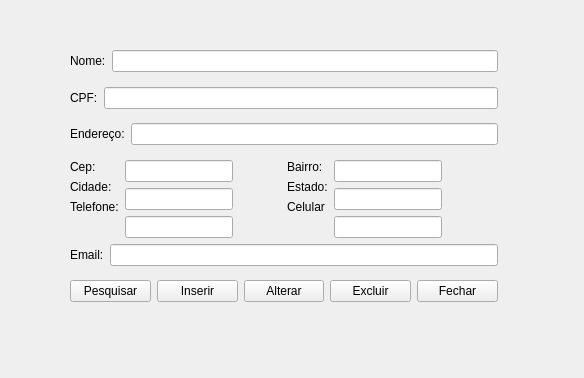
This is erp-projeto/clientewindow.ui in jaques-lo/erp-projeto as Qt 5 draws it before an edit. The edited form follows.
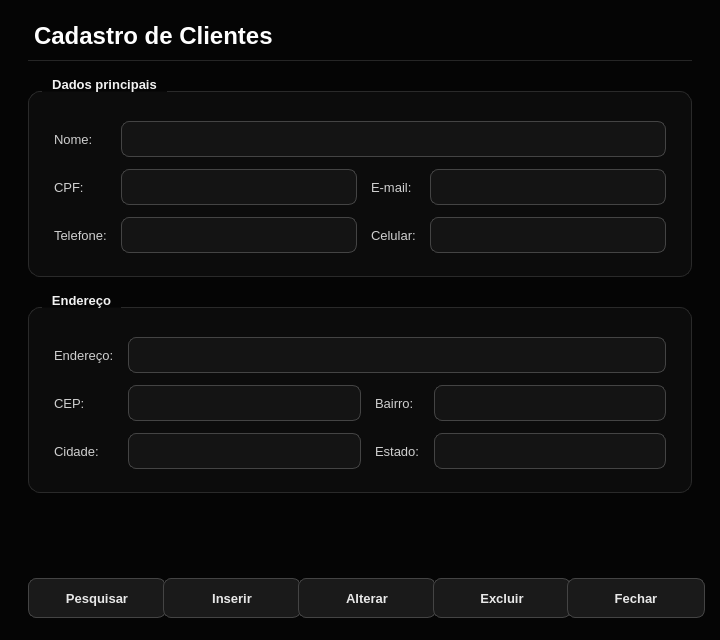
This is the edited form.

Commit message:
Atualiza fontes do projeto ERP (telas e login, Tela de Sobra) e adiciona logoBG
Arquivos de importância para alterar e rodar na máquina: código (cpp/h/pro), telas (ui), recursos (qrc) e imagem da logoBG.

Diff of the .ui file:
```diff
--- a/erp-projeto/clientewindow.ui
+++ b/erp-projeto/clientewindow.ui
@@ -6,223 +6,985 @@
    <rect>
     <x>0</x>
     <y>0</y>
-    <width>584</width>
-    <height>378</height>
+    <width>720</width>
+    <height>640</height>
    </rect>
   </property>
+  <property name="minimumSize">
+   <size>
+    <width>576</width>
+    <height>512</height>
+   </size>
+  </property>
   <property name="windowTitle">
    <string>Form</string>
   </property>
-  <widget class="QWidget" name="layoutWidget">
-   <property name="geometry">
-    <rect>
-     <x>70</x>
-     <y>50</y>
-     <width>428</width>
-     <height>252</height>
-    </rect>
+  <property name="palette">
+   <palette>
+    <active>
+     <colorrole role="WindowText">
+      <brush brushstyle="SolidPattern">
+       <color alpha="255">
+        <red>232</red>
+        <green>232</green>
+        <blue>232</blue>
+       </color>
+      </brush>
+     </colorrole>
+     <colorrole role="Button">
+      <brush brushstyle="SolidPattern">
+       <color alpha="255">
+        <red>26</red>
+        <green>26</green>
+        <blue>26</blue>
+       </color>
+      </brush>
+     </colorrole>
+     <colorrole role="Text">
+      <brush brushstyle="SolidPattern">
+       <color alpha="255">
+        <red>245</red>
+        <green>245</green>
+        <blue>245</blue>
+       </color>
+      </brush>
+     </colorrole>
+     <colorrole role="ButtonText">
+      <brush brushstyle="SolidPattern">
+       <color alpha="255">
+        <red>232</red>
+        <green>232</green>
+        <blue>232</blue>
+       </color>
+      </brush>
+     </colorrole>
+     <colorrole role="Base">
+      <brush brushstyle="SolidPattern">
+       <color alpha="255">
+        <red>20</red>
+        <green>20</green>
+        <blue>20</blue>
+       </color>
+      </brush>
+     </colorrole>
+     <colorrole role="AlternateBase">
+      <brush brushstyle="SolidPattern">
+       <color alpha="255">
+        <red>19</red>
+        <green>19</green>
+        <blue>19</blue>
+       </color>
+      </brush>
+     </colorrole>
+     <colorrole role="Window">
+      <brush brushstyle="SolidPattern">
+       <color alpha="255">
+        <red>5</red>
+        <green>5</green>
+        <blue>5</blue>
+       </color>
+      </brush>
+     </colorrole>
+     <colorrole role="Highlight">
+      <brush brushstyle="SolidPattern">
+       <color alpha="255">
+        <red>119</red>
+        <green>119</green>
+        <blue>119</blue>
+       </color>
+      </brush>
+     </colorrole>
+     <colorrole role="HighlightedText">
+      <brush brushstyle="SolidPattern">
+       <color alpha="255">
+        <red>255</red>
+        <green>255</green>
+        <blue>255</blue>
+       </color>
+      </brush>
+     </colorrole>
+     <colorrole role="PlaceholderText">
+      <brush brushstyle="SolidPattern">
+       <color alpha="255">
+        <red>119</red>
+        <green>119</green>
+        <blue>119</blue>
+       </color>
+      </brush>
+     </colorrole>
+    </active>
+    <inactive>
+     <colorrole role="WindowText">
+      <brush brushstyle="SolidPattern">
+       <color alpha="255">
+        <red>232</red>
+        <green>232</green>
+        <blue>232</blue>
+       </color>
+      </brush>
+     </colorrole>
+     <colorrole role="Button">
+      <brush brushstyle="SolidPattern">
+       <color alpha="255">
+        <red>26</red>
+        <green>26</green>
+        <blue>26</blue>
+       </color>
+      </brush>
+     </colorrole>
+     <colorrole role="Text">
+      <brush brushstyle="SolidPattern">
+       <color alpha="255">
+        <red>245</red>
+        <green>245</green>
+        <blue>245</blue>
+       </color>
+      </brush>
+     </colorrole>
+     <colorrole role="ButtonText">
+      <brush brushstyle="SolidPattern">
+       <color alpha="255">
+        <red>232</red>
+        <green>232</green>
+        <blue>232</blue>
+       </color>
+      </brush>
+     </colorrole>
+     <colorrole role="Base">
+      <brush brushstyle="SolidPattern">
+       <color alpha="255">
+        <red>20</red>
+        <green>20</green>
+        <blue>20</blue>
+       </color>
+      </brush>
+     </colorrole>
+     <colorrole role="AlternateBase">
+      <brush brushstyle="SolidPattern">
+       <color alpha="255">
+        <red>19</red>
+        <green>19</green>
+        <blue>19</blue>
+       </color>
+      </brush>
+     </colorrole>
+     <colorrole role="Window">
+      <brush brushstyle="SolidPattern">
+       <color alpha="255">
+        <red>5</red>
+        <green>5</green>
+        <blue>5</blue>
+       </color>
+      </brush>
+     </colorrole>
+     <colorrole role="Highlight">
+      <brush brushstyle="SolidPattern">
+       <color alpha="255">
+        <red>119</red>
+        <green>119</green>
+        <blue>119</blue>
+       </color>
+      </brush>
+     </colorrole>
+     <colorrole role="HighlightedText">
+      <brush brushstyle="SolidPattern">
+       <color alpha="255">
+        <red>255</red>
+        <green>255</green>
+        <blue>255</blue>
+       </color>
+      </brush>
+     </colorrole>
+     <colorrole role="PlaceholderText">
+      <brush brushstyle="SolidPattern">
+       <color alpha="255">
+        <red>119</red>
+        <green>119</green>
+        <blue>119</blue>
+       </color>
+      </brush>
+     </colorrole>
+    </inactive>
+    <disabled>
+     <colorrole role="WindowText">
+      <brush brushstyle="SolidPattern">
+       <color alpha="255">
+        <red>102</red>
+        <green>102</green>
+        <blue>102</blue>
+       </color>
+      </brush>
+     </colorrole>
+     <colorrole role="Button">
+      <brush brushstyle="SolidPattern">
+       <color alpha="255">
+        <red>26</red>
+        <green>26</green>
+        <blue>26</blue>
+       </color>
+      </brush>
+     </colorrole>
+     <colorrole role="Text">
+      <brush brushstyle="SolidPattern">
+       <color alpha="255">
+        <red>102</red>
+        <green>102</green>
+        <blue>102</blue>
+       </color>
+      </brush>
+     </colorrole>
+     <colorrole role="ButtonText">
+      <brush brushstyle="SolidPattern">
+       <color alpha="255">
+        <red>102</red>
+        <green>102</green>
+        <blue>102</blue>
+       </color>
+      </brush>
+     </colorrole>
+     <colorrole role="Base">
+      <brush brushstyle="SolidPattern">
+       <color alpha="255">
+        <red>20</red>
+        <green>20</green>
+        <blue>20</blue>
+       </color>
+      </brush>
+     </colorrole>
+     <colorrole role="AlternateBase">
+      <brush brushstyle="SolidPattern">
+       <color alpha="255">
+        <red>19</red>
+        <green>19</green>
+        <blue>19</blue>
+       </color>
+      </brush>
+     </colorrole>
+     <colorrole role="Window">
+      <brush brushstyle="SolidPattern">
+       <color alpha="255">
+        <red>5</red>
+        <green>5</green>
+        <blue>5</blue>
+       </color>
+      </brush>
+     </colorrole>
+     <colorrole role="Highlight">
+      <brush brushstyle="SolidPattern">
+       <color alpha="255">
+        <red>119</red>
+        <green>119</green>
+        <blue>119</blue>
+       </color>
+      </brush>
+     </colorrole>
+     <colorrole role="HighlightedText">
+      <brush brushstyle="SolidPattern">
+       <color alpha="255">
+        <red>255</red>
+        <green>255</green>
+        <blue>255</blue>
+       </color>
+      </brush>
+     </colorrole>
+     <colorrole role="PlaceholderText">
+      <brush brushstyle="SolidPattern">
+       <color alpha="255">
+        <red>119</red>
+        <green>119</green>
+        <blue>119</blue>
+       </color>
+      </brush>
+     </colorrole>
+    </disabled>
+   </palette>
+  </property>
+  <property name="styleSheet">
+   <string notr="true">#ClienteWindow {
+    background-color: #050505;
+}
+
+QWidget {
+    font-family: "Segoe UI", "DejaVu Sans", "Noto Sans", sans-serif;
+    font-size: 10pt;
+}
+
+/* ---------- Textos ---------- */
+QLabel {
+    color: #cfcfcf;
+    background: transparent;
+    font-weight: normal;
+}
+
+QLabel#lblTitulo {
+    color: #ffffff;
+    font-size: 18pt;
+    font-weight: bold;
+    padding-bottom: 10px;
+    border-bottom: 1px solid #262626;
+}
+
+QLabel[role="section"] {
+    color: #ffffff;
+    font-size: 11pt;
+    font-weight: bold;
+}
+
+QLabel[role="hint"] {
+    color: #777777;
+    font-size: 9pt;
+}
+
+QLabel[role="value"] {
+    color: #ffffff;
+    font-weight: bold;
+}
+
+QToolTip {
+    background-color: #1a1a1a;
+    color: #f5f5f5;
+    border: 1px solid #444444;
+    padding: 4px 8px;
+}
+
+/* ---------- Cartões / grupos ---------- */
+QGroupBox {
+    background-color: #0c0c0c;
+    border: 1px solid #2a2a2a;
+    border-radius: 12px;
+    margin-top: 14px;
+    padding: 20px 16px 14px 16px;
+    color: #f2f2f2;
+    font-weight: bold;
+}
+
+QGroupBox::title {
+    subcontrol-origin: margin;
+    subcontrol-position: top left;
+    left: 14px;
+    padding: 0 8px;
+    color: #f2f2f2;
+}
+
+QFrame[variant="card"] {
+    background-color: #0c0c0c;
+    border: 1px solid #2a2a2a;
+    border-radius: 12px;
+}
+
+QFrame#lineSep {
+    background-color: #2a2a2a;
+    border: none;
+}
+
+/* ---------- Campos de entrada ---------- */
+QLineEdit,
+QComboBox,
+QAbstractSpinBox,
+QDateEdit,
+QDateTimeEdit {
+    background-color: #141414;
+    color: #f5f5f5;
+    border: 1px solid #444444;
+    border-radius: 8px;
+    padding: 6px 10px;
+    min-height: 22px;
+    selection-background-color: #777777;
+    selection-color: #ffffff;
+    font-weight: normal;
+}
+
+QLineEdit:hover,
+QComboBox:hover,
+QAbstractSpinBox:hover,
+QDateEdit:hover,
+QDateTimeEdit:hover {
+    border: 1px solid #666666;
+}
+
+QLineEdit:focus,
+QComboBox:focus,
+QAbstractSpinBox:focus,
+QDateEdit:focus,
+QDateTimeEdit:focus {
+    border: 1px solid #d8d8d8;
+    background-color: #181818;
+}
+
+QLineEdit:read-only,
+QAbstractSpinBox:read-only {
+    color: #bdbdbd;
+}
+
+QLineEdit:disabled,
+QComboBox:disabled,
+QAbstractSpinBox:disabled,
+QDateEdit:disabled,
+QDateTimeEdit:disabled {
+    background-color: #0e0e0e;
+    color: #666666;
+    border: 1px solid #2a2a2a;
+}
+
+/* Campo de total (somente leitura, em destaque) */
+QDoubleSpinBox[variant="total"] {
+    font-size: 20pt;
+    font-weight: bold;
+    color: #ffffff;
+    background-color: #0a0a0a;
+    border: 1px solid #333333;
+    padding: 8px 14px;
+    min-height: 36px;
+}
+
+/* ---------- ComboBox / Data ---------- */
+QComboBox {
+    padding-right: 30px;
+}
+
+QComboBox::drop-down,
+QDateEdit::drop-down,
+QDateTimeEdit::drop-down {
+    subcontrol-origin: padding;
+    subcontrol-position: center right;
+    width: 28px;
+    border: none;
+    background: transparent;
+}
+
+QComboBox::down-arrow,
+QDateEdit::down-arrow,
+QDateTimeEdit::down-arrow {
+    image: none;
+    width: 0px;
+    height: 0px;
+    border-left: 5px solid transparent;
+    border-right: 5px solid transparent;
+    border-top: 6px solid #bdbdbd;
+    margin-right: 8px;
+}
+
+QComboBox QAbstractItemView {
+    background-color: #141414;
+    color: #f5f5f5;
+    border: 1px solid #444444;
+    selection-background-color: #2e2e2e;
+    selection-color: #ffffff;
+    outline: 0;
+}
+
+/* ---------- SpinBox com botões ---------- */
+QSpinBox {
+    padding-right: 26px;
+}
+
+QSpinBox::up-button {
+    subcontrol-origin: border;
+    subcontrol-position: top right;
+    width: 22px;
+    border: none;
+    background: transparent;
+}
+
+QSpinBox::down-button {
+    subcontrol-origin: border;
+    subcontrol-position: bottom right;
+    width: 22px;
+    border: none;
+    background: transparent;
+}
+
+QSpinBox::up-arrow {
+    image: none;
+    width: 0px;
+    height: 0px;
+    border-left: 4px solid transparent;
+    border-right: 4px solid transparent;
+    border-bottom: 5px solid #bdbdbd;
+}
+
+QSpinBox::down-arrow {
+    image: none;
+    width: 0px;
+    height: 0px;
+    border-left: 4px solid transparent;
+    border-right: 4px solid transparent;
+    border-top: 5px solid #bdbdbd;
+}
+
+/* ---------- Calendário (popup do QDateEdit) ---------- */
+QCalendarWidget QWidget {
+    background-color: #141414;
+    color: #f5f5f5;
+}
+
+QCalendarWidget QToolButton {
+    background-color: transparent;
+    color: #f5f5f5;
+    border: none;
+    padding: 4px 8px;
+}
+
+QCalendarWidget QAbstractItemView:enabled {
+    background-color: #0d0d0d;
+    color: #f5f5f5;
+    selection-background-color: #f2f2f2;
+    selection-color: #080808;
+}
+
+QCalendarWidget QAbstractItemView:disabled {
+    color: #555555;
+}
+
+/* ---------- CheckBox ---------- */
+QCheckBox {
+    color: #e8e8e8;
+    background: transparent;
+    spacing: 10px;
+    font-weight: normal;
+}
+
+QCheckBox::indicator {
+    width: 18px;
+    height: 18px;
+    border: 1px solid #555555;
+    border-radius: 5px;
+    background-color: #141414;
+}
+
+QCheckBox::indicator:hover {
+    border: 1px solid #999999;
+}
+
+QCheckBox::indicator:checked {
+    background-color: #f2f2f2;
+    border: 1px solid #f2f2f2;
+}
+
+/* ---------- Botões ---------- */
+QPushButton {
+    background-color: #1a1a1a;
+    color: #e8e8e8;
+    border: 1px solid #444444;
+    border-radius: 8px;
+    padding: 8px 22px;
+    min-height: 22px;
+    min-width: 92px;
+    font-weight: bold;
+}
+
+QPushButton:hover {
+    background-color: #262626;
+    border: 1px solid #666666;
+    color: #ffffff;
+}
+
+QPushButton:pressed {
+    background-color: #333333;
+}
+
+QPushButton:disabled {
+    background-color: #111111;
+    color: #555555;
+    border: 1px solid #2a2a2a;
+}
+
+QPushButton[variant="primary"] {
+    background-color: #f2f2f2;
+    color: #080808;
+    border: 1px solid #f2f2f2;
+}
+
+QPushButton[variant="primary"]:hover {
+    background-color: #d2d2d2;
+    border: 1px solid #d2d2d2;
+    color: #080808;
+}
+
+QPushButton[variant="primary"]:pressed {
+    background-color: #aaaaaa;
+    border: 1px solid #aaaaaa;
+}
+
+QPushButton[variant="danger"] {
+    background-color: transparent;
+    color: #ff9494;
+    border: 1px solid #6b2f2f;
+}
+
+QPushButton[variant="danger"]:hover {
+    background-color: #2a1212;
+    color: #ffb4b4;
+    border: 1px solid #a04444;
+}
+
+QPushButton[variant="danger"]:pressed {
+    background-color: #3a1818;
+}
+
+QPushButton[variant="ghost"] {
+    background-color: transparent;
+    color: #bdbdbd;
+    border: 1px solid #333333;
+}
+
+QPushButton[variant="ghost"]:hover {
+    background-color: #1a1a1a;
+    color: #ffffff;
+    border: 1px solid #666666;
+}
+
+/* ---------- Tabelas ---------- */
+QTableWidget,
+QTableView {
+    background-color: #0d0d0d;
+    alternate-background-color: #131313;
+    color: #e8e8e8;
+    gridline-color: #232323;
+    border: 1px solid #2a2a2a;
+    border-radius: 10px;
+    selection-background-color: #2f2f2f;
+    selection-color: #ffffff;
+    outline: 0;
+}
+
+QTableWidget::item,
+QTableView::item {
+    padding: 4px 8px;
+    border: none;
+}
+
+QHeaderView {
+    background-color: transparent;
+}
+
+QHeaderView::section {
+    background-color: #1a1a1a;
+    color: #bdbdbd;
+    padding: 9px 10px;
+    border: none;
+    border-right: 1px solid #2a2a2a;
+    border-bottom: 1px solid #333333;
+    font-weight: bold;
+}
+
+QTableCornerButton::section {
+    background-color: #1a1a1a;
+    border: none;
+}
+
+/* ---------- Barras de rolagem ---------- */
+QScrollBar:vertical {
+    background: transparent;
+    width: 10px;
+    margin: 2px;
+}
+
+QScrollBar::handle:vertical {
+    background: #3a3a3a;
+    border-radius: 3px;
+    min-height: 28px;
+}
+
+QScrollBar::handle:vertical:hover {
+    background: #5a5a5a;
+}
+
+QScrollBar:horizontal {
+    background: transparent;
+    height: 10px;
+    margin: 2px;
+}
+
+QScrollBar::handle:horizontal {
+    background: #3a3a3a;
+    border-radius: 3px;
+    min-width: 28px;
+}
+
+QScrollBar::handle:horizontal:hover {
+    background: #5a5a5a;
+}
+
+QScrollBar::add-line,
+QScrollBar::sub-line {
+    width: 0px;
+    height: 0px;
+}
+
+QScrollBar::add-page,
+QScrollBar::sub-page {
+    background: transparent;
+}
+
+/* ---------- Caixas de diálogo abertas a partir da tela ---------- */
+QMessageBox,
+QDialog {
+    background-color: #0d0d0d;
+}
+
+QMessageBox QLabel {
+    color: #f0f0f0;
+}</string>
+  </property>
+  <layout class="QVBoxLayout" name="rootLayout">
+   <property name="spacing">
+    <number>16</number>
    </property>
-   <layout class="QGridLayout" name="gridLayout_4">
-    <item row="1" column="0">
-     <layout class="QHBoxLayout" name="horizontalLayout">
-      <item>
-       <widget class="QPushButton" name="pushButton_4">
+   <property name="leftMargin">
+    <number>28</number>
+   </property>
+   <property name="topMargin">
+    <number>22</number>
+   </property>
+   <property name="rightMargin">
+    <number>28</number>
+   </property>
+   <property name="bottomMargin">
+    <number>22</number>
+   </property>
+   <item>
+    <widget class="QLabel" name="lblTitulo">
+     <property name="text">
+      <string>Cadastro de Clientes</string>
+     </property>
+    </widget>
+   </item>
+   <item>
+    <widget class="QGroupBox" name="grpDados">
+     <property name="title">
+      <string>Dados principais</string>
+     </property>
+     <layout class="QGridLayout" name="lay_1">
+      <property name="horizontalSpacing">
+       <number>14</number>
+      </property>
+      <property name="verticalSpacing">
+       <number>12</number>
+      </property>
+      <item row="0" column="0">
+       <widget class="QLabel" name="label">
         <property name="text">
-         <string>Pesquisar</string>
+         <string>Nome:</string>
         </property>
        </widget>
       </item>
-      <item>
-       <widget class="QPushButton" name="pushButton">
+      <item row="0" column="1" colspan="3">
+       <widget class="QLineEdit" name="lineEdit" />
+      </item>
+      <item row="1" column="0">
+       <widget class="QLabel" name="label_2">
         <property name="text">
-         <string>Inserir</string>
+         <string>CPF:</string>
         </property>
        </widget>
       </item>
-      <item>
-       <widget class="QPushButton" name="pushButton_2">
+      <item row="1" column="1">
+       <widget class="QLineEdit" name="lineEdit_2" />
+      </item>
+      <item row="1" column="2">
+       <widget class="QLabel" name="label_4">
         <property name="text">
-         <string>Alterar</string>
+         <string>E-mail:</string>
         </property>
        </widget>
       </item>
-      <item>
-       <widget class="QPushButton" name="pushButton_3">
+      <item row="1" column="3">
+       <widget class="QLineEdit" name="lineEdit_9" />
+      </item>
+      <item row="2" column="0">
+       <widget class="QLabel" name="label_3">
         <property name="text">
-         <string>Excluir</string>
+         <string>Telefone:</string>
         </property>
        </widget>
       </item>
-      <item>
-       <widget class="QPushButton" name="pushButton_5">
+      <item row="2" column="1">
+       <widget class="QLineEdit" name="lineEdit_4" />
+      </item>
+      <item row="2" column="2">
+       <widget class="QLabel" name="label_10">
         <property name="text">
-         <string>Fechar</string>
+         <string>Celular:</string>
         </property>
        </widget>
       </item>
+      <item row="2" column="3">
+       <widget class="QLineEdit" name="lineEdit_10" />
+      </item>
      </layout>
-    </item>
-    <item row="0" column="0">
-     <layout class="QGridLayout" name="gridLayout_3">
-      <item row="3" column="1">
-       <layout class="QGridLayout" name="gridLayout_2">
-        <item row="0" column="1">
-         <layout class="QFormLayout" name="formLayout_4">
-          <item row="0" column="0">
-           <widget class="QLineEdit" name="lineEdit_6"/>
-          </item>
-          <item row="1" column="0">
-           <widget class="QLineEdit" name="lineEdit_8"/>
-          </item>
-          <item row="2" column="0">
-           <widget class="QLineEdit" name="lineEdit_10"/>
-          </item>
-         </layout>
-        </item>
-        <item row="0" column="0">
-         <layout class="QFormLayout" name="formLayout">
-          <item row="0" column="0">
-           <widget class="QLabel" name="label_6">
-            <property name="text">
-             <string>Bairro:</string>
-            </property>
-           </widget>
-          </item>
-          <item row="1" column="0">
-           <widget class="QLabel" name="label_8">
-            <property name="text">
-             <string>Estado:</string>
-            </property>
-           </widget>
-          </item>
-          <item row="2" column="0">
-           <widget class="QLabel" name="label_10">
-            <property name="text">
-             <string>Celular</string>
-            </property>
-           </widget>
-          </item>
-         </layout>
-        </item>
-       </layout>
+    </widget>
+   </item>
+   <item>
+    <widget class="QGroupBox" name="grpEndereco">
+     <property name="title">
+      <string>Endereço</string>
+     </property>
+     <layout class="QGridLayout" name="lay_2">
+      <property name="horizontalSpacing">
+       <number>14</number>
+      </property>
+      <property name="verticalSpacing">
+       <number>12</number>
+      </property>
+      <item row="0" column="0">
+       <widget class="QLabel" name="label_5">
+        <property name="text">
+         <string>Endereço:</string>
+        </property>
+       </widget>
       </item>
-      <item row="1" column="0" colspan="2">
-       <layout class="QFormLayout" name="formLayout_7">
-        <item row="0" column="0">
-         <widget class="QLabel" name="label_2">
-          <property name="text">
-           <string>CPF:</string>
-          </property>
-         </widget>
-        </item>
-        <item row="0" column="1">
-         <widget class="QLineEdit" name="lineEdit_2"/>
-        </item>
-       </layout>
+      <item row="0" column="1" colspan="3">
+       <widget class="QLineEdit" name="lineEdit_5" />
       </item>
-      <item row="4" column="0" colspan="2">
-       <layout class="QFormLayout" name="formLayout_5">
-        <item row="0" column="0">
-         <widget class="QLabel" name="label_4">
-          <property name="text">
-           <string>Email:</string>
-          </property>
-         </widget>
-        </item>
-        <item row="0" column="1">
-         <widget class="QLineEdit" name="lineEdit_9"/>
-        </item>
-       </layout>
+      <item row="1" column="0">
+       <widget class="QLabel" name="label_9">
+        <property name="text">
+         <string>CEP:</string>
+        </property>
+       </widget>
       </item>
-      <item row="3" column="0">
-       <layout class="QGridLayout" name="gridLayout">
-        <item row="0" column="0">
-         <layout class="QFormLayout" name="formLayout_2">
-          <item row="0" column="0">
-           <widget class="QLabel" name="label_9">
-            <property name="text">
-             <string>Cep:</string>
-            </property>
-           </widget>
-          </item>
-          <item row="1" column="0">
-           <widget class="QLabel" name="label_7">
-            <property name="text">
-             <string>Cidade:</string>
-            </property>
-           </widget>
-          </item>
-          <item row="2" column="0">
-           <widget class="QLabel" name="label_3">
-            <property name="text">
-             <string>Telefone:</string>
-            </property>
-           </widget>
-          </item>
-         </layout>
-        </item>
-        <item row="0" column="1">
-         <layout class="QFormLayout" name="formLayout_3">
-          <item row="0" column="0">
-           <widget class="QLineEdit" name="lineEdit_3"/>
-          </item>
-          <item row="1" column="0">
-           <widget class="QLineEdit" name="lineEdit_7"/>
-          </item>
-          <item row="2" column="0">
-           <widget class="QLineEdit" name="lineEdit_4"/>
-          </item>
-         </layout>
-        </item>
-       </layout>
+      <item row="1" column="1">
+       <widget class="QLineEdit" name="lineEdit_3" />
       </item>
-      <item row="2" column="0" colspan="2">
-       <layout class="QFormLayout" name="formLayout_8">
-        <item row="0" column="0">
-         <widget class="QLabel" name="label_5">
-          <property name="text">
-           <string>Endereço:</string>
-          </property>
-         </widget>
-        </item>
-        <item row="0" column="1">
-         <widget class="QLineEdit" name="lineEdit_5"/>
-        </item>
-       </layout>
+      <item row="1" column="2">
+       <widget class="QLabel" name="label_6">
+        <property name="text">
+         <string>Bairro:</string>
+        </property>
+       </widget>
       </item>
-      <item row="0" column="0" colspan="2">
-       <layout class="QFormLayout" name="formLayout_6">
-        <item row="0" column="0">
-         <widget class="QLabel" name="label">
-          <property name="text">
-           <string>Nome:</string>
-          </property>
-         </widget>
-        </item>
-        <item row="0" column="1">
-         <widget class="QLineEdit" name="lineEdit"/>
-        </item>
-       </layout>
+      <item row="1" column="3">
+       <widget class="QLineEdit" name="lineEdit_6" />
       </item>
+      <item row="2" column="0">
+       <widget class="QLabel" name="label_7">
+        <property name="text">
+         <string>Cidade:</string>
+        </property>
+       </widget>
+      </item>
+      <item row="2" column="1">
+       <widget class="QLineEdit" name="lineEdit_7" />
+      </item>
+      <item row="2" column="2">
+       <widget class="QLabel" name="label_8">
+        <property name="text">
+         <string>Estado:</string>
+        </property>
+       </widget>
+      </item>
+      <item row="2" column="3">
+       <widget class="QLineEdit" name="lineEdit_8" />
+      </item>
      </layout>
-    </item>
-   </layout>
-  </widget>
-  <widget class="QWidget" name="layoutWidget_2">
-   <property name="geometry">
-    <rect>
-     <x>70</x>
-     <y>70</y>
-     <width>428</width>
-     <height>252</height>
-    </rect>
-   </property>
-   <layout class="QGridLayout" name="gridLayout_5">
-    <item row="0" column="0">
-     <layout class="QHBoxLayout" name="horizontalLayout_2"/>
-    </item>
-   </layout>
-  </widget>
+    </widget>
+   </item>
+   <item>
+    <spacer name="spacer_3">
+     <property name="orientation">
+      <enum>Qt::Vertical</enum>
+     </property>
+     <property name="sizeHint" stdset="0">
+      <size>
+       <width>40</width>
+       <height>20</height>
+      </size>
+     </property>
+    </spacer>
+   </item>
+   <item>
+    <layout class="QHBoxLayout" name="lay_5">
+     <property name="spacing">
+      <number>10</number>
+     </property>
+     <property name="leftMargin">
+      <number>0</number>
+     </property>
+     <property name="topMargin">
+      <number>0</number>
+     </property>
+     <property name="rightMargin">
+      <number>0</number>
+     </property>
+     <property name="bottomMargin">
+      <number>0</number>
+     </property>
+     <item>
+      <spacer name="spacer_4">
+       <property name="orientation">
+        <enum>Qt::Horizontal</enum>
+       </property>
+       <property name="sizeHint" stdset="0">
+        <size>
+         <width>40</width>
+         <height>20</height>
+        </size>
+       </property>
+      </spacer>
+     </item>
+     <item>
+      <widget class="QPushButton" name="pushButton_4">
+       <property name="text">
+        <string>Pesquisar</string>
+       </property>
+       <property name="cursor">
+        <cursorShape>PointingHandCursor</cursorShape>
+       </property>
+      </widget>
+     </item>
+     <item>
+      <widget class="QPushButton" name="pushButton">
+       <property name="text">
+        <string>Inserir</string>
+       </property>
+       <property name="variant" stdset="0">
+        <string>primary</string>
+       </property>
+       <property name="cursor">
+        <cursorShape>PointingHandCursor</cursorShape>
+       </property>
+      </widget>
+     </item>
+     <item>
+      <widget class="QPushButton" name="pushButton_2">
+       <property name="text">
+        <string>Alterar</string>
+       </property>
+       <property name="cursor">
+        <cursorShape>PointingHandCursor</cursorShape>
+       </property>
+      </widget>
+     </item>
+     <item>
+      <widget class="QPushButton" name="pushButton_3">
+       <property name="text">
+        <string>Excluir</string>
+       </property>
+       <property name="variant" stdset="0">
+        <string>danger</string>
+       </property>
+       <property name="cursor">
+        <cursorShape>PointingHandCursor</cursorShape>
+       </property>
+      </widget>
+     </item>
+     <item>
+      <widget class="QPushButton" name="pushButton_5">
+       <property name="text">
+        <string>Fechar</string>
+       </property>
+       <property name="variant" stdset="0">
+        <string>ghost</string>
+       </property>
+       <property name="cursor">
+        <cursorShape>PointingHandCursor</cursorShape>
+       </property>
+      </widget>
+     </item>
+    </layout>
+   </item>
+  </layout>
  </widget>
  <resources/>
  <connections>
```
Left out of the diff: 14 changed lines with no effect on the pictures. The commit also changes 23 other files.
